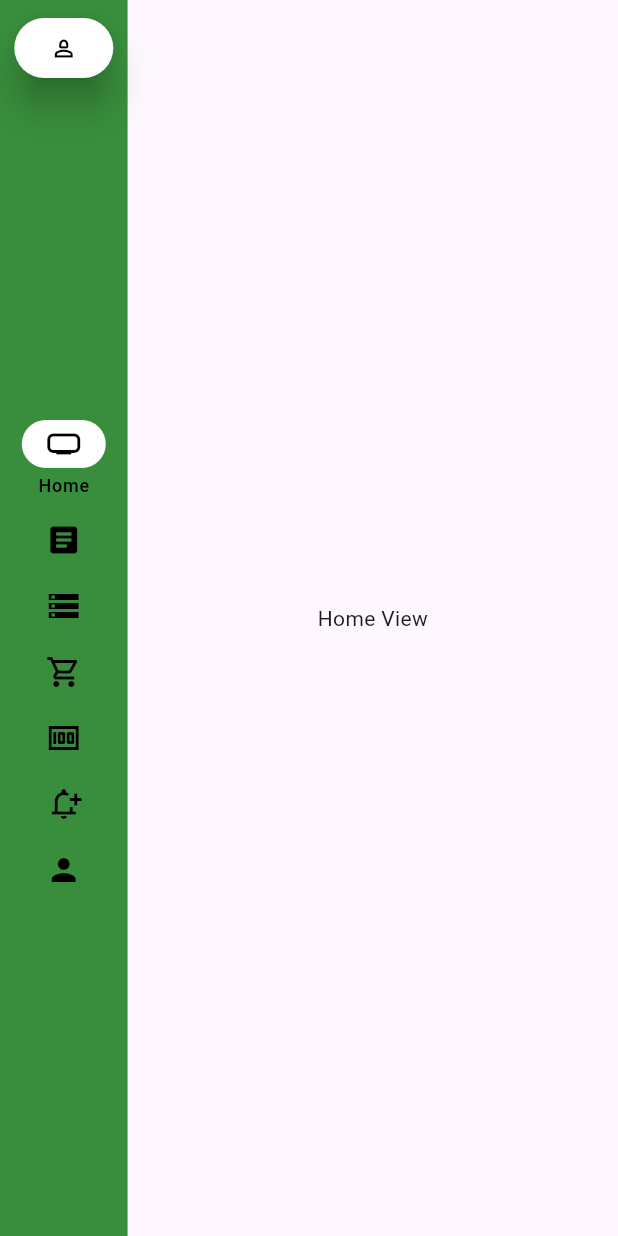
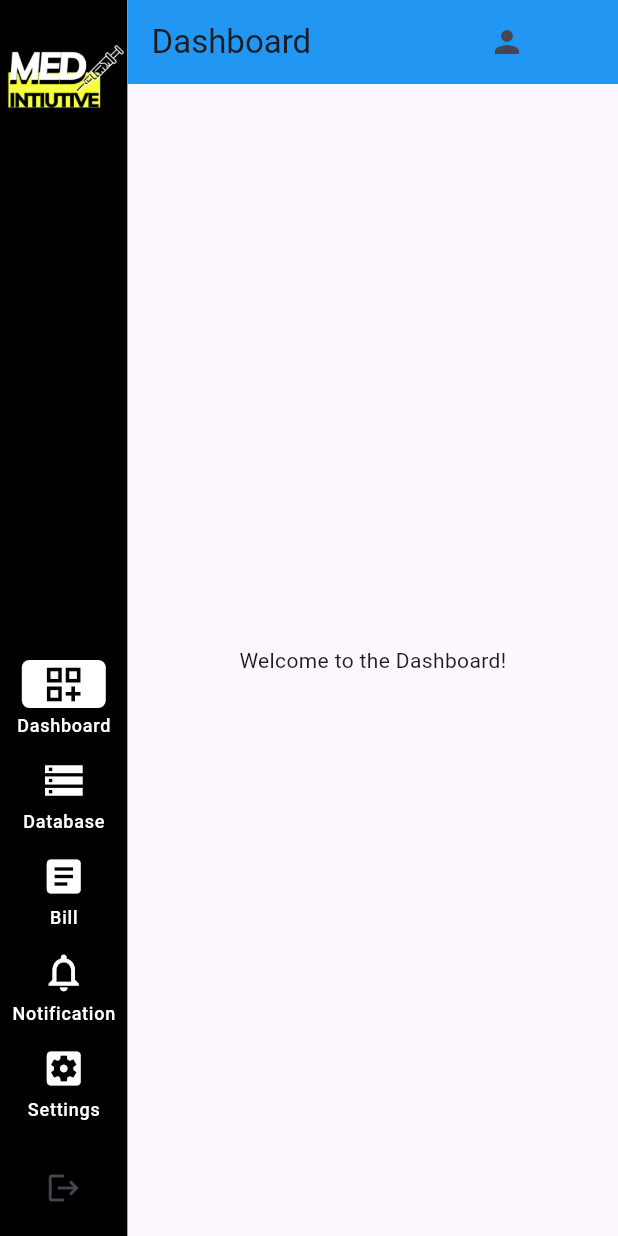
Before and after one commit to AkashSharma786/MedIntiutive, a Flutter app: the screen it shows after launch, on a phone screen of 412 x 824 dp. Run offline on Flutter 3.47's test engine with Material 3 defaults, Android fonts, the phone set to English and light mode, and no system bars; our stand-ins replace sqflite_common, sqflite_common_ffi; accounts and stored records are empty; project files that could hold a hidden picture were left out.

Commit message:
Ayan's Work Integrated

```diff
--- /dev/null
+++ b/lib/pages/dashboard_page.dart
@@ -0,0 +1,64 @@
+import 'package:flutter/material.dart';
+import 'package:flutter_application_1/pages/profile_page.dart';
+
+class DashBoard extends StatefulWidget {
+
+  const DashBoard({super.key});
+  @override
+  _DashBoardState createState() => _DashBoardState();
+}
+
+class _DashBoardState extends State<DashBoard> {
+  int profilePageDisplayed = 0;
+  @override
+  Widget build(BuildContext context) {
+    return Scaffold(
+      appBar: AppBar(
+        backgroundColor: Colors.blue,
+        title: Text('Dashboard'),
+        actions: [
+
+          IconButton(
+            onPressed:(){
+              if(profilePageDisplayed == 1){
+                setState(() {
+                  profilePageDisplayed = 0;
+                });
+              }
+              else
+              setState(() {
+                profilePageDisplayed = 1;
+              });
+            },
+            icon:  Icon(Icons.person),
+
+          ),
+
+
+          SizedBox(width: 50,),
+        ],
+
+
+      ),
+      body: Container(
+
+
+        child: Builder(
+          builder: (context) {
+            switch(profilePageDisplayed){
+              case 0:
+                return Center(
+                  child: Text('Welcome to the Dashboard!'),
+                );
+              default:
+                return Profile();
+            }
+
+          }
+        ),
+
+
+      ),
+    );
+  }
+}
--- a/lib/pages/home_page.dart
+++ b/lib/pages/home_page.dart
@@ -1,8 +1,17 @@
+import 'dart:io';
+
 import 'package:flutter/material.dart';
+import 'package:flutter/widgets.dart';
+
 import 'package:flutter_application_1/pages/billing_page.dart';
+import 'package:flutter_application_1/pages/dashboard_page.dart';
+
+import 'package:flutter_application_1/pages/management_page.dart';
+import 'package:flutter_application_1/pages/notification_page.dart';
+
+import 'package:flutter_application_1/pages/order_page.dart';
 import 'package:flutter_application_1/pages/profile_page.dart';
-import 'package:flutter_application_1/pages/login_page.dart';
-import 'package:flutter_application_1/pages/management_page.dart';
+
 
 class HomePage extends StatefulWidget {
   const HomePage({super.key});
@@ -15,13 +24,12 @@ class _HomePageState extends State<HomePage> {
   int _selectedIndex = 0;
 
   final List<Widget> _views = [
-    const Center(child: Text('Home View')),
-    const Center(child: BillingPage()),
-    const Center(child: LoginPage()),
+    const Center(child: DashBoard()),
     const Center(child: ManagementPage()),
-    const Center(child: Text('Settings View')),
-    const Center(child: Text('Settings View')),
-    const Center(child: Profile()),
+    const Center(child: BillingPage() ),
+    const Center(child: NotificationPage()),
+    const Center(child: Text("Settings")),
+
   ];
 
   @override
@@ -30,77 +38,124 @@ class _HomePageState extends State<HomePage> {
       body: Row(
         children: <Widget>[
           NavigationRail(
-            backgroundColor: Colors.green.shade700,
-            groupAlignment: 0.0,
+            backgroundColor: Colors.black,
+            groupAlignment: 1,
             indicatorColor: Colors.white,
+            indicatorShape: const RoundedRectangleBorder(
+              borderRadius: BorderRadius.all(Radius.circular(5)),
+            ),
             selectedIndex: _selectedIndex,
-            leading: ElevatedButton(
-                style: ButtonStyle(
-                  elevation: WidgetStateProperty.all(10),
-                  backgroundColor: WidgetStateProperty.all(Colors.white),
-                ),
-                onPressed: () {},
-                child:
-                    const Icon(Icons.person_2_outlined, color: Colors.black)),
             onDestinationSelected: (int index) {
               setState(() {
                 _selectedIndex = index;
               });
             },
-            labelType: NavigationRailLabelType.selected,
+            labelType: NavigationRailLabelType.all,
+            leading: Image.asset(
+              "assets/images/cropped_logo.png",
+              height: 80,
+              width: 80,
+            ),
+
+
             destinations: const [
+
               NavigationRailDestination(
+                selectedIcon: Icon(
+                  Icons.dashboard_customize_outlined,
+                  color: Colors.black,
+                  size: 30,
+                ),
                 icon: Icon(
-                  Icons.home_max_outlined,
+                  Icons.dashboard_customize_outlined,
+                  color: Colors.white,
+                  size: 30,
+                ),
+                label: Text('Dashboard', style: TextStyle(color: Colors.white)),
+              ),
+
+                NavigationRailDestination(
+                selectedIcon: Icon(
+                  Icons.snippet_folder_sharp,
                   color: Colors.black,
+                  size: 30,
                 ),
-                label: Text('Home', style: TextStyle(color: Colors.black)),
+                icon: Icon(
+                  Icons.storage,
+                  color: Colors.white,
+                  size: 30,
+                ),
+                label: Text('Database', style: TextStyle(color: Colors.white)),
               ),
+
+
+
               NavigationRailDestination(
+                selectedIcon: Icon(
+                  Icons.library_add_outlined,
+                  color: Colors.black,
+                  size: 30,
+                ),
                 icon: Icon(
                   Icons.article,
+                  color: Colors.white,
+                  size: 30,
+                ),
+                label: Text('Bill', style: TextStyle(color: Colors.white)),
+              ),
+
+
+              NavigationRailDestination(
+                selectedIcon: Icon(
+                  Icons.notifications_active_outlined,
                   color: Colors.black,
+                  size: 30,
                 ),
-                label: Text('Bill', style: TextStyle(color: Colors.black)),
-              ),
-              NavigationRailDestination(
                 icon: Icon(
-                  Icons.storage,
-                  color: Colors.black,
-                ),
-                label: Text('Database', style: TextStyle(color: Colors.black)),
-              ),
-              NavigationRailDestination(
-                icon: Icon(
-                  Icons.shopping_cart_outlined,
-                  color: Colors.black,
-                ),
-                label: Text('Order', style: TextStyle(color: Colors.black)),
-              ),
-              NavigationRailDestination(
-                icon: Icon(
-                  Icons.money,
-                  color: Colors.black,
-                ),
-                label: Text('Expenses', style: TextStyle(color: Colors.black)),
-              ),
-              NavigationRailDestination(
-                icon: Icon(
-                  Icons.notification_add_outlined,
-                  color: Colors.black,
+                  Icons.notifications_none_outlined,
+                  color: Colors.white,
+                  size: 30,
                 ),
                 label:
-                    Text('Notification', style: TextStyle(color: Colors.black)),
+                    Text('Notification', style: TextStyle(color: Colors.white)),
               ),
+
+
+
+
+
+
               NavigationRailDestination(
+                selectedIcon: Icon(
+                  Icons.settings,
+                  color: Colors.black,
+                  size: 30,
+                ),
                 icon: Icon(
-                  Icons.person,
-                  color: Colors.black,
+                  Icons.settings_applications,
+                  color: Colors.white,
+                  size: 30,
                 ),
-                label:
-                    Text('Notification', style: TextStyle(color: Colors.black)),
+                label: Text('Settings', style: TextStyle(color: Colors.white)),
               ),
+
+
+
+
             ],
+
+            trailing: Padding(
+              padding: const EdgeInsets.all(8.0),
+              child: IconButton(icon:
+               Icon(Icons.logout),
+                onPressed: (){
+                  exit(0);
+                },
+                ),
+
+
+
+              ),
           ),
           Expanded(
             child: _views[_selectedIndex],
--- a/lib/pages/notification_page.dart
+++ b/lib/pages/notification_page.dart
@@ -0,0 +1,21 @@
+import 'package:flutter/material.dart';
+
+class NotificationPage extends StatefulWidget {
+  const NotificationPage({super.key});
+  @override
+  _NotificationPageState createState() => _NotificationPageState();
+}
+
+class _NotificationPageState extends State<NotificationPage> {
+  @override
+  Widget build(BuildContext context) {
+    return Scaffold(
+      appBar: AppBar(
+        title: Text('Notification Page'),
+      ),
+      body: Container(
+        // Add your widget content here
+      ),
+    );
+  }
+}
--- a/pubspec.yaml
+++ b/pubspec.yaml
@@ -70,6 +70,7 @@ flutter:
     - assets/images/bat_man.svg
     - assets/images/dp.png
     - assets/images/login.png
+    - assets/images/cropped_logo.png
 
 
 
```
Also changed, not shown: assets/images/cropped_logo.png (added), assets/images/logo.png (added).
